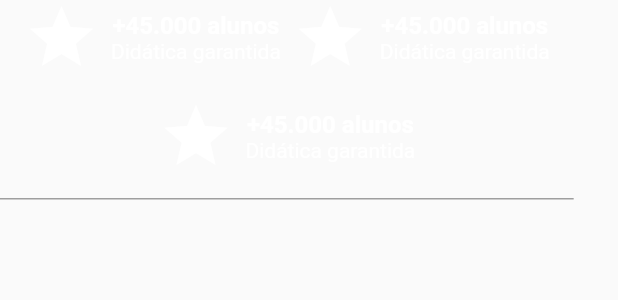
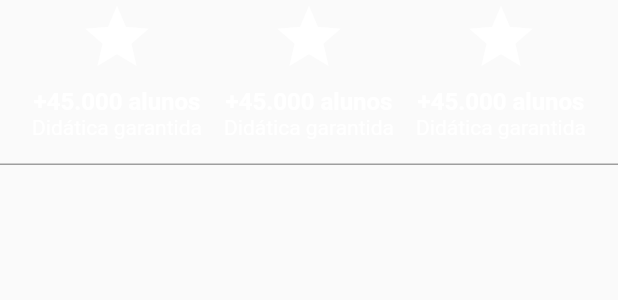
Before and after one commit to brunomelohwm/responsivity_app, a Flutter app: the AdvantagesSection widget shown alone on an empty page, opened directly, on a phone screen of 412 x 824 dp. Shown: the top 300 px of the screen. Run offline on Flutter 3.47's test engine with Material 2 defaults, Android fonts, the phone set to English and light mode, and no system bars; our stand-ins replace auto_size_text, device_preview; network calls fail.

Commit message:
style: layout adjustments

```diff
--- a/lib/main.dart
+++ b/lib/main.dart
@@ -5,7 +5,7 @@ import 'package:responsivity_app/pages/home/home_page.dart';
 void main() {
   runApp(DevicePreview(
     builder: (_) => const MyApp(),
-    enabled: false,
+    enabled: true,
   ));
 }
 
--- a/lib/pages/home/widgets/course_item.dart
+++ b/lib/pages/home/widgets/course_item.dart
@@ -15,12 +15,19 @@ class CourseItem extends StatelessWidget {
           fit: BoxFit.fitWidth,
         ),
         const SizedBox(height: 4),
-        const AutoSizeText(
-          'Criaçãode Apps Android e IOS com Flutter - Crie 9999 Apps',
-          style: TextStyle(
-            fontWeight: FontWeight.bold,
-            fontSize: 15,
-            color: Colors.white,
+        Flexible(
+          child: LayoutBuilder(
+            builder: (_, constraints) {
+              return const AutoSizeText(
+                'Criaçãode Apps Android e IOS com Flutter - Crie 9999 Apps',
+                minFontSize: 3,
+                style: TextStyle(
+                  fontWeight: FontWeight.bold,
+                  fontSize: 15,
+                  color: Colors.white,
+                ),
+              );
+            },
           ),
         ),
         const Text(
--- a/lib/pages/home/widgets/sections/advantages_section.dart
+++ b/lib/pages/home/widgets/sections/advantages_section.dart
@@ -1,11 +1,12 @@
 import 'package:flutter/material.dart';
+import 'package:responsivity_app/breakpoints.dart';
 
 class AdvantagesSection extends StatelessWidget {
   const AdvantagesSection({super.key});
 
   @override
   Widget build(BuildContext context) {
-    Widget buildAdvantage(String title, String subtitle) {
+    Widget buildHorizontalAdvantage(String title, String subtitle) {
       return Row(mainAxisSize: MainAxisSize.min, children: [
         const Icon(
           Icons.star,
@@ -34,6 +35,39 @@ class AdvantagesSection extends StatelessWidget {
       ]);
     }
 
+    Widget buildVerticalAdvantage(String title, String subtitle) {
+      return Column(
+        mainAxisSize: MainAxisSize.min,
+        children: [
+          const Icon(
+            Icons.star,
+            color: Colors.white,
+            size: 50,
+          ),
+          const SizedBox(height: 8),
+          Text(
+            title,
+            textAlign: TextAlign.center,
+            style: const TextStyle(
+              color: Colors.white,
+              fontSize: 16,
+              fontWeight: FontWeight.bold,
+            ),
+          ),
+          Text(
+            subtitle,
+            textAlign: TextAlign.center,
+            style: const TextStyle(
+              color: Colors.white,
+            ),
+          ),
+        ],
+      );
+    }
+
+    return LayoutBuilder(
+      builder: (_, constraints) {
+        if (constraints.maxWidth >= mobileBreakpoint) {
           return Container(
             padding: const EdgeInsets.fromLTRB(16, 0, 16, 16),
             decoration: const BoxDecoration(
@@ -43,11 +77,40 @@ class AdvantagesSection extends StatelessWidget {
               runSpacing: 16,
               spacing: 8,
               children: [
-          buildAdvantage('+45.000 alunos', 'Didática garantida'),
-          buildAdvantage('+45.000 alunos', 'Didática garantida'),
-          buildAdvantage('+45.000 alunos', 'Didática garantida'),
+                buildHorizontalAdvantage(
+                    '+45.000 alunos', 'Didática garantida'),
+                buildHorizontalAdvantage(
+                    '+45.000 alunos', 'Didática garantida'),
+                buildHorizontalAdvantage(
+                    '+45.000 alunos', 'Didática garantida'),
               ],
             ),
           );
         }
+        return Container(
+          padding: const EdgeInsets.fromLTRB(16, 0, 16, 16),
+          decoration: const BoxDecoration(
+              border: Border(bottom: BorderSide(color: Colors.grey))),
+          child: Row(
+            children: [
+              Expanded(
+                child: buildVerticalAdvantage(
+                    '+45.000 alunos', 'Didática garantida'),
+              ),
+              const SizedBox(width: 4),
+              Expanded(
+                child: buildVerticalAdvantage(
+                    '+45.000 alunos', 'Didática garantida'),
+              ),
+              const SizedBox(width: 4),
+              Expanded(
+                child: buildVerticalAdvantage(
+                    '+45.000 alunos', 'Didática garantida'),
+              ),
+            ],
+          ),
+        );
+      },
+    );
   }
+}
```
Also changed, not shown: 1 other file. Lines whose indentation alone changed are shown as unchanged.
